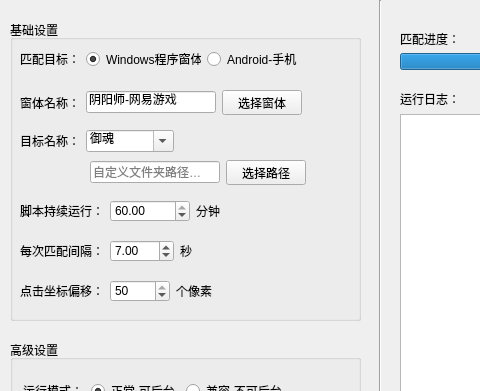
aicezam/SmartOnmyoji, file qt.ui: the form before one commit; both pictures show x 0 to 480 and y 0 to 391 of the 800 by 640 pixel window.
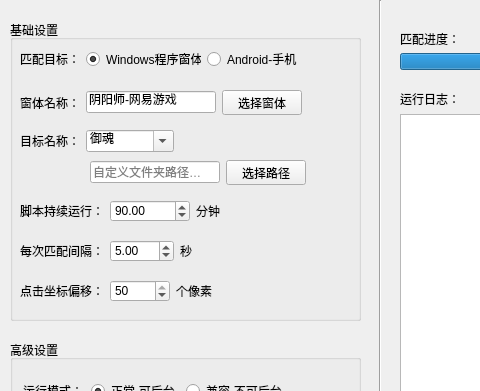
The form after the commit.

What changed in the file:
```diff
--- a/qt.ui
+++ b/qt.ui
@@ -365,7 +365,7 @@
          <double>0.500000000000000</double>
         </property>
         <property name="value">
-         <double>7.000000000000000</double>
+         <double>5.000000000000000</double>
         </property>
        </widget>
       </item>
@@ -407,13 +407,13 @@
          <double>1.000000000000000</double>
         </property>
         <property name="maximum">
-         <double>60.000000000000000</double>
+         <double>240.000000000000000</double>
         </property>
         <property name="singleStep">
          <double>0.500000000000000</double>
         </property>
         <property name="value">
-         <double>60.000000000000000</double>
+         <double>90.000000000000000</double>
         </property>
        </widget>
       </item>
```
